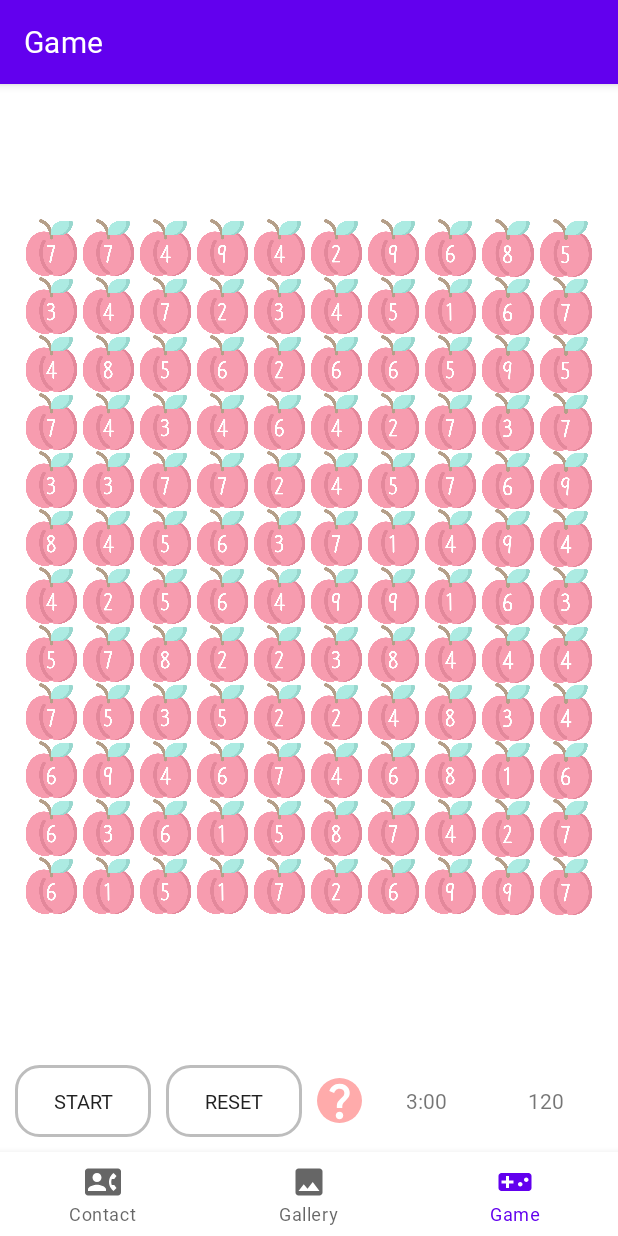
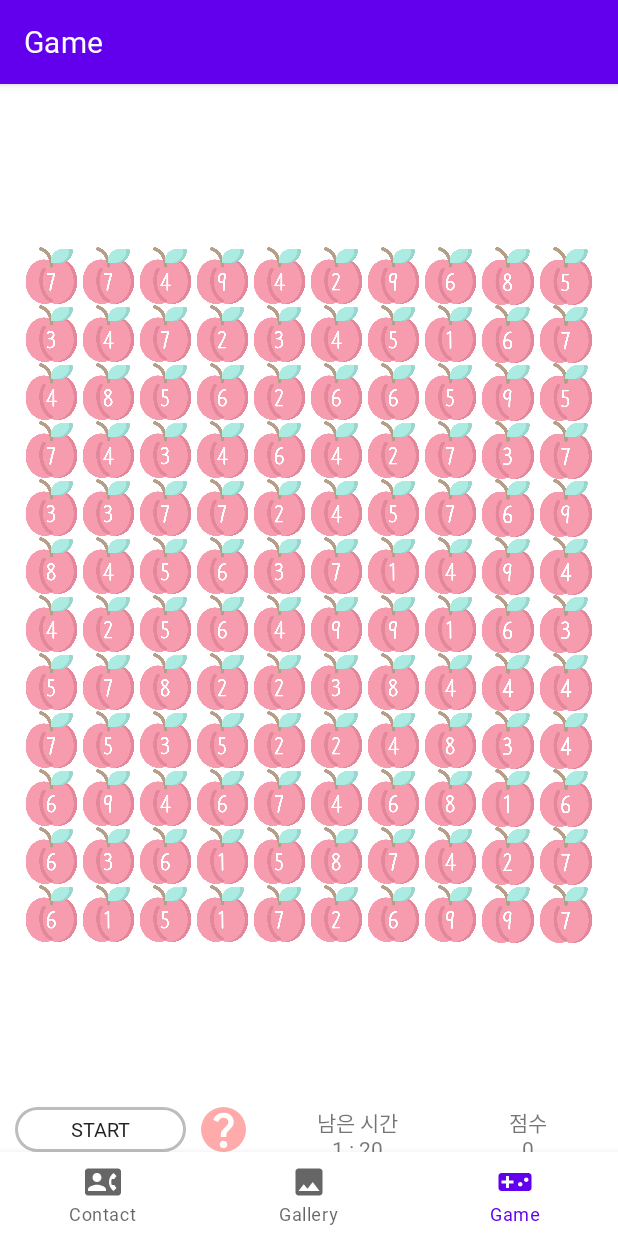
Before and after one commit to dycha0430/CS496_Project1, an Android app: the screen it shows after launch (MainActivity), item 3 of the bottom bar chosen, on a phone screen of 412 x 824 dp. Run offline under Robolectric (Android 15) with nearby library versions, the phone set to English and light mode, and no system bars; our stand-ins replace navigation-ui; 1 statement that could not run was skipped.

Commit message:
game timer push

```diff
--- /dev/null
+++ b/Project1/app/src/main/java/com/example/project1/ui/game/GameFragment.java
@@ -0,0 +1,172 @@
+package com.example.project1.ui.game;
+
+import android.os.Bundle;
+import android.os.Handler;
+import android.os.Looper;
+import android.os.Message;
+import android.view.LayoutInflater;
+import android.view.View;
+import android.view.ViewGroup;
+import android.widget.Button;
+import android.widget.ImageButton;
+import android.widget.TextView;
+
+import androidx.annotation.NonNull;
+import androidx.fragment.app.Fragment;
+
+import com.example.project1.R;
+
+import java.util.Timer;
+import java.util.TimerTask;
+
+public class GameFragment extends Fragment {
+
+    private final int GAME_WIDTH = 10;
+    private final int GAME_HEIGHT = 12;
+    ImageButton[][] peaches;
+    Button gameBtn;
+    ImageButton helpBtn;
+    TextView timerTextView, scoreTextView;
+    boolean playing;
+    private final int TOTAL_TIME = 80;
+    int leftTime = TOTAL_TIME;
+
+    private Timer timer;
+    private final Handler handler;
+
+    public GameFragment() {
+        handler = new Handler(Looper.getMainLooper()) {
+            @Override
+            public void handleMessage(@NonNull Message msg) {
+                // Timer task
+                leftTime -= 1;
+                setTimerView(leftTime);
+                if (leftTime == 0) {
+                    stopTimer();
+                }
+            }
+        };
+    }
+
+    public View onCreateView(@NonNull LayoutInflater inflater,
+                             ViewGroup container, Bundle savedInstanceState) {
+        ViewGroup rootView = (ViewGroup) inflater.inflate(R.layout.fragment_game, container, false);
+
+        gameBtn = (Button) rootView.findViewById(R.id.gameBtn);
+        helpBtn = (ImageButton) rootView.findViewById(R.id.helpBtn);
+        timerTextView = (TextView) rootView.findViewById(R.id.timerTextView);
+        scoreTextView = (TextView) rootView.findViewById(R.id.scoreTextView);
+
+        init(rootView);
+
+        gameBtn.setOnClickListener(new View.OnClickListener() {
+            @Override
+            public void onClick(View view) {
+                if (playing) {
+                    resetGame();
+                } else {
+                    startGame();
+                }
+            }
+        });
+        return rootView;
+    }
+
+    void startTimer() {
+        timer = new Timer();
+        gameBtn.setText("RESET");
+        TimerTask timerTask = new TimerTask() {
+            @Override
+            public void run() {
+                // TODO
+                Message msg = handler.obtainMessage();
+                handler.sendMessage(msg);
+            }
+        };
+
+        timer.schedule(timerTask, 0, 1000);
+    }
+
+    void setTimerView(int time) {
+        int minute = time / 60;
+        int second = time % 60;
+
+        timerTextView.setText("남은 시간\n" + minute + " : "  + second);
+    }
+
+    void setScoreView(int score) {
+        scoreTextView.setText("점수\n" + score);
+    }
+
+    void stopTimer() {
+        timer.cancel();
+    }
+
+    void startGame() {
+        playing = true;
+        gameBtn.setText("RESET");
+        startTimer();
+    }
+
+    void resetGame() {
+        playing = false;
+        gameBtn.setText("START");
+        leftTime = TOTAL_TIME;
+        setTimerView(TOTAL_TIME);
+        setScoreView(0);
+        stopTimer();
+        initGame();
+    }
+
+    void helpBtnClicked() {
+
+    }
+
+    void init(ViewGroup rootView) {
+        setTimerView(TOTAL_TIME);
+        setScoreView(0);
+        playing = false;
+        peaches = new ImageButton[12][10];
+        getPeaches(rootView);
+        initGame();
+    }
+
+    void getPeaches(ViewGroup rootView) {
+        for (int i = 0; i < GAME_HEIGHT; i++) {
+            for (int j = 0; j < GAME_WIDTH; j++) {
+                String peach_id_string = "peach" + (i+1) + "_" + (j+1);
+                String packageName = getActivity().getPackageName();
+                int peach_id = getActivity().getResources().getIdentifier(peach_id_string, "id", packageName);
+
+                ImageButton peach = (ImageButton) rootView.findViewById(peach_id);
+
+                peaches[i][j] = peach;
+            }
+        }
+    }
+
+    void initGame() {
+        for (int i = 0; i < GAME_HEIGHT; i++) {
+            for (int j = 0; j < GAME_WIDTH; j++) {
+                int randomNum = (int)(Math.random() * 9 + 1);
+
+                if (randomNum == 8 || randomNum == 9) {
+                    if ((int)(Math.random() * 10) < 4) {
+                        randomNum = (int)(Math.random() * 9 + 1);
+                    }
+                }
+
+                String packageName = getActivity().getPackageName();
+                String peach_image_id_string = "peach" + randomNum;
+                int peach_image_id = getActivity().getResources().getIdentifier(peach_image_id_string, "drawable", packageName);
+
+                peaches[i][j].setImageResource(peach_image_id);
+            }
+        }
+    }
+
+    @Override
+    public void onDestroyView() {
+        super.onDestroyView();
+    }
+}
--- a/Project1/app/src/main/java/com/example/project1/ui/notifications/NotificationsFragment.java
+++ /dev/null
@@ -1,79 +0,0 @@
-package com.example.project1.ui.notifications;
-
-import android.os.Bundle;
-import android.util.Log;
-import android.view.LayoutInflater;
-import android.view.View;
-import android.view.ViewGroup;
-import android.widget.ImageButton;
-import android.widget.TextView;
-
-import androidx.annotation.NonNull;
-import androidx.annotation.Nullable;
-import androidx.fragment.app.Fragment;
-import androidx.lifecycle.Observer;
-import androidx.lifecycle.ViewModelProvider;
-
-import com.example.project1.R;
-import com.example.project1.databinding.FragmentNotificationsBinding;
-
-import org.intellij.lang.annotations.Identifier;
-
-import java.util.ArrayList;
-import java.util.List;
-
-public class NotificationsFragment extends Fragment {
-
-    private final int GAME_WIDTH = 10;
-    private final int GAME_HEIGHT = 12;
-    ImageButton[][] peaches;
-
-    public View onCreateView(@NonNull LayoutInflater inflater,
-                             ViewGroup container, Bundle savedInstanceState) {
-        peaches = new ImageButton[12][10];
-        ViewGroup rootView = (ViewGroup) inflater.inflate(R.layout.fragment_notifications, container, false);
-
-        getPeaches(rootView);
-        initGame();
-        return rootView;
-    }
-
-    void getPeaches(ViewGroup rootView) {
-        for (int i = 0; i < GAME_HEIGHT; i++) {
-            for (int j = 0; j < GAME_WIDTH; j++) {
-                String peach_id_string = "peach" + (i+1) + "_" + (j+1);
-                String packageName = getActivity().getPackageName();
-                int peach_id = getActivity().getResources().getIdentifier(peach_id_string, "id", packageName);
-
-                ImageButton peach = (ImageButton) rootView.findViewById(peach_id);
-
-                peaches[i][j] = peach;
-            }
-        }
-    }
-
-    void initGame() {
-        for (int i = 0; i < GAME_HEIGHT; i++) {
-            for (int j = 0; j < GAME_WIDTH; j++) {
-                int randomNum = (int)(Math.random() * 9 + 1);
-
-                if (randomNum == 8 || randomNum == 9) {
-                    if ((int)(Math.random() * 10) < 4) {
-                        randomNum = (int)(Math.random() * 9 + 1);
-                    }
-                }
-
-                String packageName = getActivity().getPackageName();
-                String peach_image_id_string = "peach" + randomNum;
-                int peach_image_id = getActivity().getResources().getIdentifier(peach_image_id_string, "drawable", packageName);
-
-                peaches[i][j].setImageResource(peach_image_id);
-            }
-        }
-    }
-
-    @Override
-    public void onDestroyView() {
-        super.onDestroyView();
-    }
-}
--- a/Project1/app/src/main/res/layout/fragment_notifications.xml
+++ b/Project1/app/src/main/res/layout/fragment_game.xml
@@ -5,7 +5,7 @@
     android:layout_width="match_parent"
     android:layout_height="match_parent"
     android:orientation="vertical"
-    tools:context=".ui.notifications.NotificationsFragment">
+    tools:context=".ui.game.GameFragment">
 
     <TableLayout
         android:layout_width="match_parent"
@@ -1183,33 +1183,20 @@
 
     <LinearLayout
         android:layout_width="match_parent"
-        android:layout_height="wrap_content"
+        android:layout_height="30dp"
         android:orientation="horizontal"
+        android:layout_gravity="center"
+        android:gravity="center"
         >
 
         <androidx.appcompat.widget.AppCompatButton
-            android:id="@+id/startBtn"
+            android:id="@+id/gameBtn"
             android:layout_width="40dp"
             android:layout_height="wrap_content"
             android:layout_marginLeft="10dp"
-            android:layout_marginTop="10dp"
-            android:layout_marginBottom="10dp"
             android:layout_weight="1"
             android:singleLine="true"
             android:text="START"
-            android:background="@drawable/radius"
-            android:textSize="13sp"/>
-
-        <androidx.appcompat.widget.AppCompatButton
-            android:id="@+id/resetBtn"
-            android:layout_width="40dp"
-            android:layout_height="wrap_content"
-            android:layout_marginLeft="10dp"
-            android:layout_marginTop="10dp"
-            android:layout_marginBottom="10dp"
-            android:layout_weight="1"
-            android:singleLine="true"
-            android:text="RESET"
             android:background="@drawable/radius"
             android:textSize="13sp"/>
 
@@ -1218,8 +1205,6 @@
             android:layout_height="30dp"
             app:cardCornerRadius="15dp"
             android:layout_marginLeft="10dp"
-            android:layout_marginTop="10dp"
-            android:layout_marginBottom="10dp"
             app:cardElevation="0dp"
             android:layout_gravity="center"
             >
@@ -1228,7 +1213,6 @@
                 android:layout_width="match_parent"
                 android:layout_height="match_parent"
                 android:layout_gravity="center"
-
                 android:layout_weight="1"
                 android:background="#FFABAB"
                 android:scaleType="fitXY"
@@ -1239,7 +1223,7 @@
             android:id="@+id/timerTextView"
             android:layout_width="wrap_content"
             android:layout_height="wrap_content"
-            android:layout_margin="3dp"
+            android:layout_marginLeft="10dp"
             android:layout_weight="1"
             android:layout_gravity="center"
             android:textAlignment="center"
--- a/Project1/app/src/main/res/navigation/mobile_navigation.xml
+++ b/Project1/app/src/main/res/navigation/mobile_navigation.xml
@@ -19,7 +19,7 @@
 
     <fragment
         android:id="@+id/navigation_notifications"
-        android:name="com.example.project1.ui.notifications.NotificationsFragment"
+        android:name="com.example.project1.ui.game.GameFragment"
         android:label="@string/title_game"
-        tools:layout="@layout/fragment_notifications" />
+        tools:layout="@layout/fragment_game" />
 </navigation>
```
